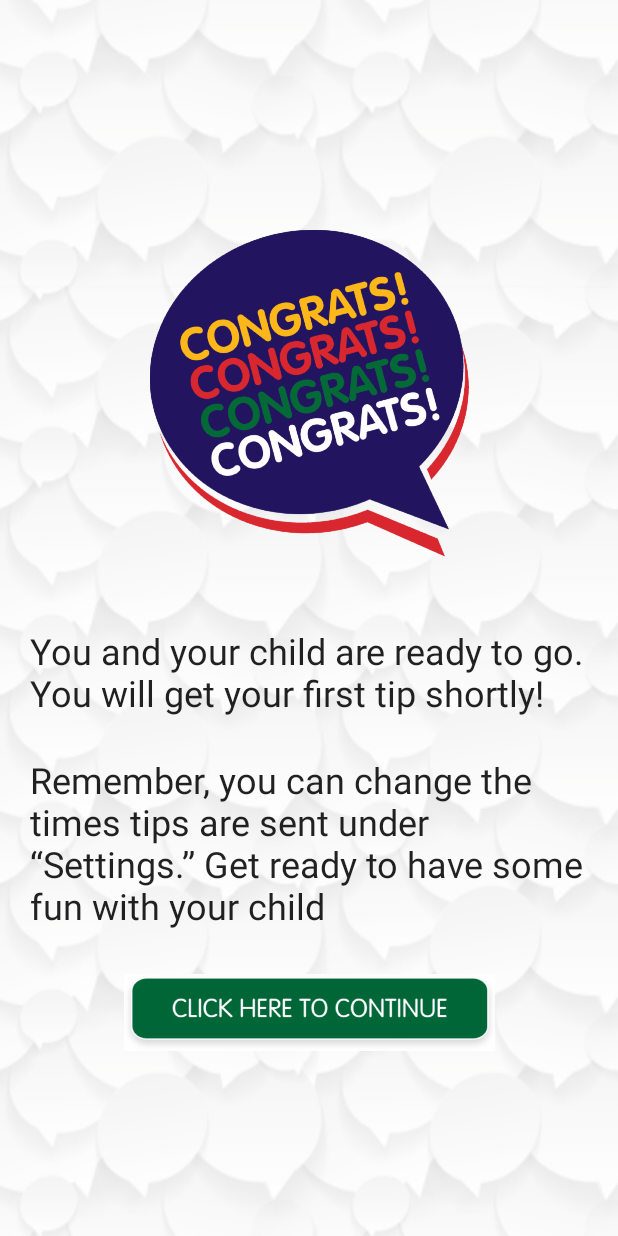
After one commit to RGunn8/androidBWB-master, an Android app built with Jetpack Compose: the composable CongratsScreen shown on its own in the app's theme, on a phone screen of 412 x 824 dp. The commit adds this screen. Run offline under Robolectric (Android 15) with nearby library versions, the phone set to English and light mode, and no system bars; libraries missing offline, so code that uses them is left out: com.ramcosta.composedestinations; 1 statement that could not run was skipped.

Commit message:
Added the congrats screen

```diff
--- a/babbleapp/src/main/java/com/learning/leap/bwb/baseActivity/SplashActivity.kt
+++ b/babbleapp/src/main/java/com/learning/leap/bwb/baseActivity/SplashActivity.kt
@@ -24,6 +24,9 @@ class SplashActivity : AppCompatActivity() {
     private val splashViewModel: SplashViewModel by viewModels()
     override fun onCreate(savedInstanceState: Bundle?) {
         super.onCreate(savedInstanceState)
+        if (supportActionBar != null) {
+            supportActionBar!!.hide()
+        }
         setContent {
             DestinationsNavHost(navGraph = NavGraphs.root)
         }
--- /dev/null
+++ b/babbleapp/src/main/java/com/learning/leap/bwb/download/CongratsScreen.kt
@@ -0,0 +1,70 @@
+package com.learning.leap.bwb.download
+
+import androidx.compose.foundation.Image
+import androidx.compose.foundation.clickable
+import androidx.compose.foundation.layout.Arrangement
+import androidx.compose.foundation.layout.Box
+import androidx.compose.foundation.layout.Column
+import androidx.compose.foundation.layout.fillMaxSize
+import androidx.compose.foundation.layout.padding
+import androidx.compose.material.Button
+import androidx.compose.material.Text
+import androidx.compose.runtime.Composable
+import androidx.compose.ui.Alignment
+import androidx.compose.ui.Modifier
+import androidx.compose.ui.layout.ContentScale
+import androidx.compose.ui.res.painterResource
+import androidx.compose.ui.res.stringResource
+import androidx.compose.ui.tooling.preview.Preview
+import androidx.compose.ui.unit.dp
+import androidx.compose.ui.unit.sp
+import com.learning.leap.bwb.R
+import com.ramcosta.composedestinations.annotation.Destination
+import com.ramcosta.composedestinations.navigation.DestinationsNavigator
+import com.ramcosta.composedestinations.navigation.EmptyDestinationsNavigator
+
+@Composable
+@Destination
+fun CongratsScreen(navigator:DestinationsNavigator){
+    Box(Modifier.fillMaxSize()) {
+          Image(painter = painterResource(id = R.drawable.splash_home_bg), contentDescription = "Congrat Background",
+                       contentScale = ContentScale.FillBounds, modifier = Modifier.fillMaxSize())
+        Column(
+            Modifier.fillMaxSize(),
+            verticalArrangement = Arrangement.Center,
+            horizontalAlignment = Alignment.CenterHorizontally
+        ) {
+            Image(
+                painter = painterResource(id = R.drawable.congrats),
+                contentDescription = "Congrat Image",
+                contentScale = ContentScale.Fit,
+                modifier = Modifier.padding(top = 30.dp)
+            )
+            Text(
+                text = stringResource(id = R.string.congrats_first_message),
+                fontSize = 24.sp,
+                modifier = Modifier.padding(top = 50.dp, start = 20.dp, end = 20.dp)
+            )
+            Text(
+                text = stringResource(id = R.string.congrats_second_message),
+                fontSize = 24.sp,
+                modifier = Modifier.padding(top = 30.dp, start = 20.dp, end = 20.dp)
+            )
+
+            Image(
+                painter = painterResource(id = R.drawable.congrat_continue),
+                contentDescription = "Congrats Continue Button",
+                modifier = Modifier.padding(top = 30.dp).clickable {
+
+                }
+            )
+
+        }
+    }
+}
+
+@Composable
+@Preview
+fun CongratsPreview(){
+    CongratsScreen(EmptyDestinationsNavigator)
+}
```
Also changed, not shown: babbleapp/src/main/java/com/learning/leap/bwb/download/DownloadScreen.kt (+11 -5 lines), babbleapp/src/main/java/com/learning/leap/bwb/download/DownloadViewModel.kt (+7 -10 lines).
